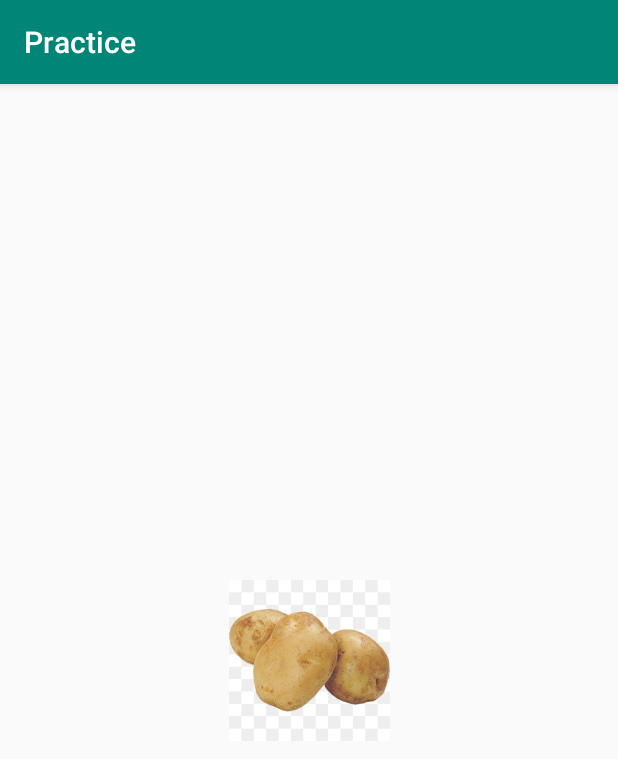
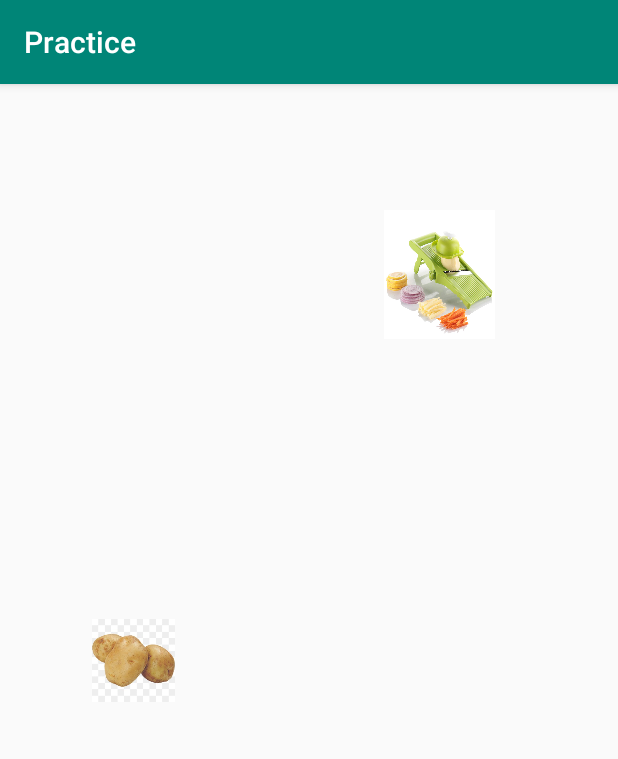
Before and after one commit to NeelParekhNP/MainMenuMap, an Android app: the screen it shows after launch (MainActivity), on a phone screen of 412 x 824 dp. Shown: the top 759 px of the screen. Run offline under Robolectric (Android 15) with nearby library versions, the phone set to English and light mode, and no system bars.

Commit message:
Extended the imageview animation so that after the image approaches it's target, it starts that activity.

```diff
--- a/app/src/main/AndroidManifest.xml
+++ b/app/src/main/AndroidManifest.xml
@@ -9,6 +9,7 @@
         android:roundIcon="@mipmap/ic_launcher_round"
         android:supportsRtl="true"
         android:theme="@style/AppTheme">
+        <activity android:name=".Game1"></activity>
         <activity android:name=".MainActivity">
             <intent-filter>
                 <action android:name="android.intent.action.MAIN" />
--- a/app/src/main/java/com/example/practice/MainActivity.java
+++ b/app/src/main/java/com/example/practice/MainActivity.java
@@ -2,28 +2,44 @@ package com.example.practice;
 
 import android.animation.AnimatorSet;
 import android.animation.ObjectAnimator;
+import android.content.Intent;
 import android.graphics.PointF;
+import android.os.CountDownTimer;
 import android.support.constraint.ConstraintLayout;
 import android.support.v7.app.AppCompatActivity;
 import android.os.Bundle;
+import android.view.DragEvent;
 import android.view.MotionEvent;
 import android.view.View;
 import android.view.ViewGroup;
+import android.widget.Button;
+import android.widget.ImageButton;
 import android.widget.ImageView;
+import android.widget.TextView;
 
 public class MainActivity extends AppCompatActivity {
 
-    private ImageView image;
+    private ImageView farmImage, potatoImage;
+    private ImageButton farmButton;
     private ConstraintLayout constraintLayout;
+    private CountDownTimer countDownTimer;
+    private long timeLeftInMillis;
+    private static final long COUNTDOWN_IN_MILLIS = 5000;
 
     @Override
     protected void onCreate(Bundle savedInstanceState) {
         super.onCreate(savedInstanceState);
         setContentView(R.layout.activity_main);
-        final ImageView image = (ImageView) findViewById(R.id.imageView);
+
+        //final ImageView potatoImage = (ImageView) findViewById(R.id.imageView);
+        potatoImage = (ImageView) findViewById(R.id.imageView);
+        farmButton = (ImageButton) findViewById(R.id.button_farm);
+        //farmImage = (ImageView) findViewById(R.id.imageView_farm);
+        farmButton.setOnClickListener(clickListener);
+
         ConstraintLayout constraintLayout = (ConstraintLayout) findViewById(R.id.constraintLayout);
 
-        constraintLayout.setOnTouchListener(new View.OnTouchListener() {
+/*        constraintLayout.setOnTouchListener(new View.OnTouchListener() {
 
             @Override
             public boolean onTouch(View v, MotionEvent event) {
@@ -38,8 +54,8 @@ public class MainActivity extends AppCompatActivity {
                         tx = event.getX();
                         ty = event.getY();
 
-                        ObjectAnimator animX = ObjectAnimator.ofFloat(image, "x", tx-135);
-                        ObjectAnimator animY = ObjectAnimator.ofFloat(image, "y", ty-135);
+                        ObjectAnimator animX = ObjectAnimator.ofFloat(potatoImage, "x", tx-135);
+                        ObjectAnimator animY = ObjectAnimator.ofFloat(potatoImage, "y", ty-135);
                         AnimatorSet animSetXY = new AnimatorSet();
                         animSetXY.playTogether(animX, animY);
                         animSetXY.start();
@@ -50,5 +66,58 @@ public class MainActivity extends AppCompatActivity {
                 return true;
             }
         });
+
+        potatoImage.setOnDragListener(dragListener);
     }
+
+    View.OnDragListener dragListener = new View.OnDragListener() {
+        @Override
+        public boolean onDrag(View view, DragEvent dragEvent) {
+            int drag = dragEvent.getAction();
+
+            switch (drag) {
+                case DragEvent.ACTION_DROP:
+                    Intent myIntent = new Intent(getBaseContext(), Game1.class);
+                    startActivity(myIntent);
+                    break;
+            }
+            return true;
+        }
+    };*/
+    }
+    View.OnClickListener clickListener = new View.OnClickListener() {
+        @Override
+        public void onClick(View view) {
+            timeLeftInMillis =COUNTDOWN_IN_MILLIS;
+            startCountDown();
+            /*Intent myIntent = new Intent(getBaseContext(), Game1.class);
+            startActivity(myIntent);*/
+
+        }
+    };
+
+    private void startCountDown(){
+        countDownTimer = new CountDownTimer(timeLeftInMillis, 1000) {
+            @Override
+            public void onTick(long millisUntilFinished) {
+                timeLeftInMillis = millisUntilFinished;
+                float x = farmButton.getX();
+                float y = farmButton.getY();
+
+                ObjectAnimator animX = ObjectAnimator.ofFloat(potatoImage, "x", x-150);
+                ObjectAnimator animY = ObjectAnimator.ofFloat(potatoImage, "y", y+100);
+                AnimatorSet animSetXY = new AnimatorSet();
+                animSetXY.playTogether(animX, animY);
+                animSetXY.start();
+            }
+
+            @Override
+            public void onFinish() {
+                timeLeftInMillis = 0;
+                Intent myIntent = new Intent(getBaseContext(), Game1.class);
+                startActivity(myIntent);
+            }
+        }.start();
+    }
+
 }
--- a/app/src/main/res/layout/activity_main.xml
+++ b/app/src/main/res/layout/activity_main.xml
@@ -9,15 +9,32 @@
 
     <ImageView
         android:id="@+id/imageView"
-        android:layout_width="122dp"
-        android:layout_height="107dp"
+        android:layout_width="62dp"
+        android:layout_height="55dp"
         android:layout_marginStart="8dp"
         android:layout_marginTop="8dp"
         android:layout_marginEnd="8dp"
         android:layout_marginBottom="8dp"
+        android:elevation="2dp"
         app:layout_constraintBottom_toBottomOf="parent"
         app:layout_constraintEnd_toEndOf="parent"
+        app:layout_constraintHorizontal_bias="0.15"
         app:layout_constraintStart_toStartOf="parent"
         app:layout_constraintTop_toTopOf="parent"
         app:srcCompat="@drawable/potato" />
+
+    <ImageButton
+        android:id="@+id/button_farm"
+        android:layout_width="74dp"
+        android:layout_height="86dp"
+        android:layout_marginStart="8dp"
+        android:layout_marginTop="84dp"
+        android:layout_marginEnd="8dp"
+        android:background="@drawable/slicer"
+        app:layout_constraintEnd_toEndOf="parent"
+        app:layout_constraintHorizontal_bias="0.771"
+        app:layout_constraintStart_toStartOf="parent"
+        app:layout_constraintTop_toTopOf="parent"
+        app:srcCompat="@drawable/farm" />
+
 </android.support.constraint.ConstraintLayout>
```
Also changed, not shown: app/src/main/java/com/example/practice/Game1.java (added, +29 -0 lines), app/src/main/res/layout/activity_game1.xml (added, +32 -0 lines), app/src/main/res/drawable-v24/farm.png (added), app/src/main/res/drawable-v24/slicer.jpg (added).
